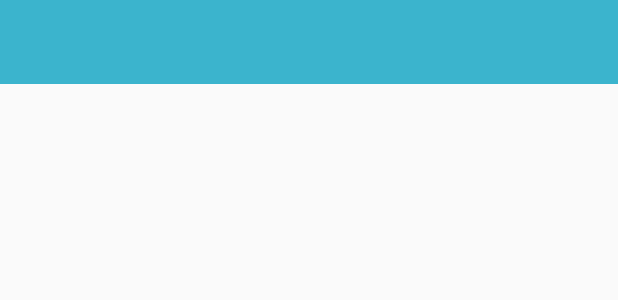
After one commit to Oxymium/MyNews, an Android app: the layout toolbar.xml on its own in the app's theme, with its tools: preview values and no code run, on a phone screen of 412 x 824 dp. The commit adds this screen. Shown: the top 300 px of the screen. Run offline under Robolectric (Android 15) with nearby library versions, the phone set to English and light mode, and no system bars.

Commit message:
Added : - Added Toolbar - Tweaked styles - Moved many strings into Strings.xml - Added Overflow menu with Help & About

```diff
--- a/app/src/main/res/layout/activity_search.xml
+++ b/app/src/main/res/layout/activity_search.xml
@@ -6,4 +6,10 @@
     android:layout_height="match_parent"
     tools:context="com.raspberyl.mynews.controller.SearchActivity">
 
+    <include
+        layout="@layout/toolbar"
+        android:layout_width="match_parent"
+        android:layout_height="wrap_content">
+    </include>
+
 </android.support.constraint.ConstraintLayout>
--- /dev/null
+++ b/app/src/main/res/layout/toolbar.xml
@@ -0,0 +1,17 @@
+<?xml version="1.0" encoding="utf-8"?>
+<!-- Toolbar -->
+<android.support.v7.widget.Toolbar
+    xmlns:android="http://schemas.android.com/apk/res/android"
+    xmlns:app="http://schemas.android.com/apk/res-auto"
+
+    android:id="@+id/toolbar"
+    android:minHeight="?attr/actionBarSize"
+    android:layout_width="match_parent"
+    android:layout_height="wrap_content"
+    android:background="?attr/colorPrimary"
+    android:textColorSecondary="@color/myNewsWhite"
+
+    android:theme="@style/MyNewsToolbar"
+    app:titleTextAppearance="@style/Toolbar.TitleText"
+    app:popupTheme="@style/Toolbar.OverflowTheme"
+    />
--- a/app/src/main/res/values/colors.xml
+++ b/app/src/main/res/values/colors.xml
@@ -8,4 +8,6 @@
     <color name="myNewsDarkBlue">#2E8D9C</color>
     <color name="myNewsYellow">#F4E132</color>
 
+    <color name="myNewsWhite">#FFFFFF</color>
+
 </resources>
--- a/app/src/main/res/values/styles.xml
+++ b/app/src/main/res/values/styles.xml
@@ -1,11 +1,33 @@
 <resources>
 
     <!-- Base application theme. -->
-    <style name="AppTheme" parent="Theme.AppCompat.Light.DarkActionBar">
+    <style name="AppTheme" parent="Theme.AppCompat.Light.NoActionBar">
         <!-- Customize your theme here. -->
         <item name="colorPrimary">@color/myNewsBlue</item>
         <item name="colorPrimaryDark">@color/myNewsDarkBlue</item>
         <item name="colorAccent">@color/myNewsYellow</item>
     </style>
 
+    <!-- TOOLBAR THEME -->
+    <style name="MyNewsToolbar" parent="@style/ThemeOverlay.AppCompat.Dark.ActionBar">
+        <!-- Color of the title text in the Toolbar -->
+        <item name="android:textColorPrimary">@color/myNewsWhite</item>
+        <item name="android:textColorSecondary">@color/myNewsWhite</item>
+        <item name="android:actionMenuTextColor">@color/myNewsYellow</item>
+
+    </style>
+
+    <!-- TOOLBAR TITLE THEME -->
+    <style name="Toolbar.TitleText" parent="TextAppearance.Widget.AppCompat.Toolbar.Title">
+    </style>
+
+    <!-- OVERFLOW THEME -->
+    <style name="Toolbar.OverflowTheme" parent="ThemeOverlay.AppCompat.Light">
+        <item name="android:colorBackground">@color/myNewsYellow</item>
+        <item name="android:textColor">@color/myNewsDarkBlue</item>
+    </style>
+
+
+
+
 </resources>
```
Also changed, not shown: app/src/main/AndroidManifest.xml (+9 -1 lines), app/src/main/java/com/raspberyl/mynews/controller/MainActivity.java (+86 -49 lines), app/src/main/java/com/raspberyl/mynews/controller/SearchActivity.java (+20 -0 lines), app/src/main/res/layout/activity_main.xml (+10 -4 lines), app/src/main/res/menu/menu_activity_main.xml (+25 -14 lines), app/src/main/res/values/strings.xml (+24 -1 lines), app/src/main/res/drawable-hdpi/ic_more_vert_white_24dp.png (deleted), app/src/main/res/drawable-mdpi/ic_more_vert_white_24dp.png (deleted), app/src/main/res/drawable-xhdpi/ic_more_vert_white_24dp.png (deleted), app/src/main/res/drawable-xxhdpi/ic_more_vert_white_24dp.png (deleted), app/src/main/res/drawable-xxxhdpi/ic_more_vert_white_24dp.png (deleted).
